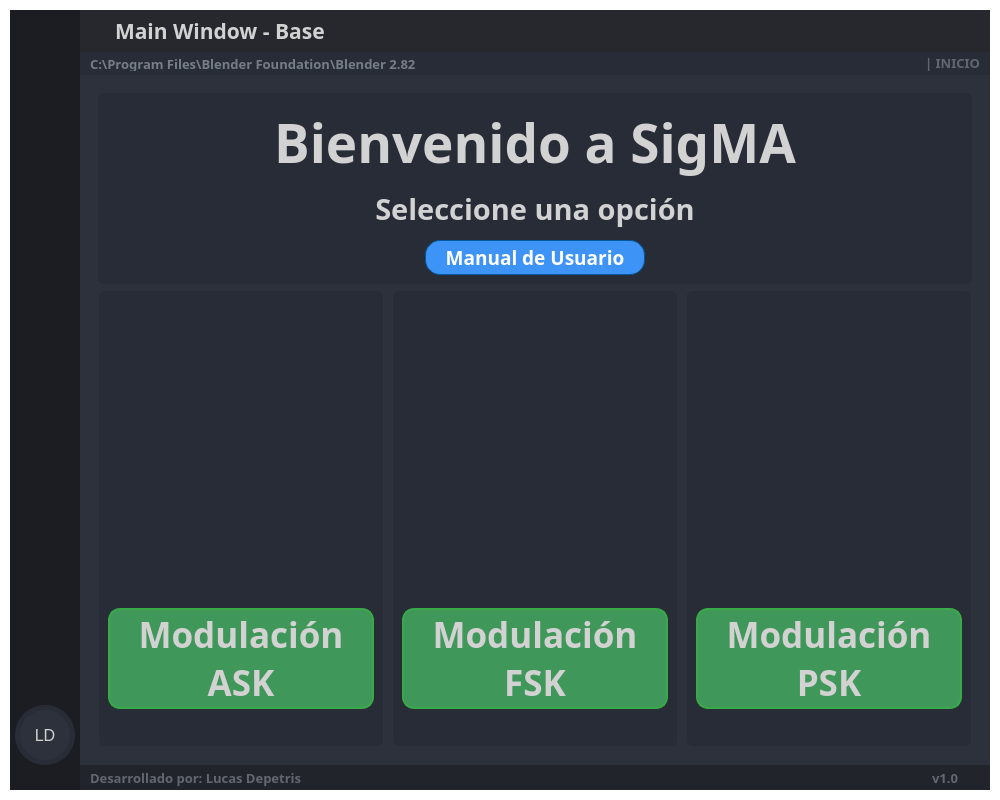
Old version of the form src/ui/GUI_BASE.ui in the repository lucasdepetrisd/Signal-Modulation-Analyzer.
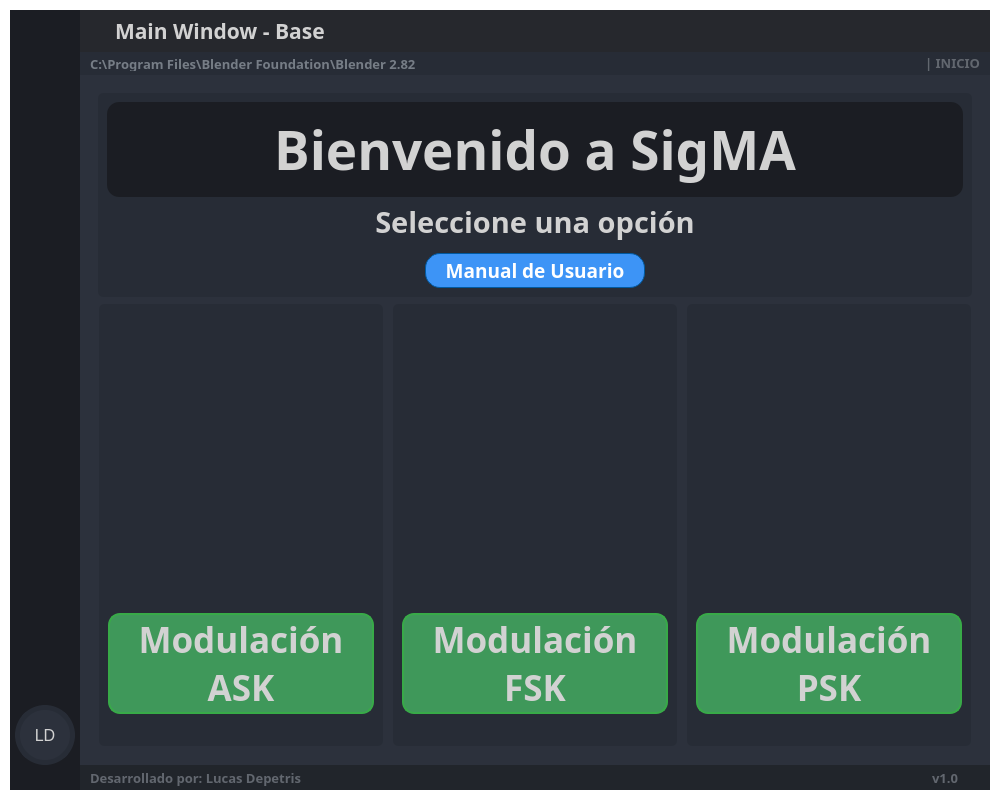
New version of the form. The open tabs and pages were chosen to show the change. Icons and pictures are not drawn. Custom widgets are drawn as their Qt base class.

What changed in the file:
```diff
--- a/src/ui/GUI_BASE.ui
+++ b/src/ui/GUI_BASE.ui
@@ -568,8 +568,25 @@
   </property>
   <widget class="QWidget" name="centralwidget">
    <property name="styleSheet">
-    <string notr="true">background: transparent;
-color: rgb(210, 210, 210);</string>
+    <string notr="true">QLabel {
+	color: rgb(210, 210, 210);
+}
+
+QPushButton {
+	color: rgb(210, 210, 210);
+}
+
+QLineEdit {
+	color: rgb(210, 210, 210);
+}
+
+QSpinBox {
+	color: rgb(210, 210, 210);
+}
+
+QWidget {
+	background: transparent;
+}</string>
    </property>
    <layout class="QHBoxLayout" name="horizontalLayout">
     <property name="spacing">
@@ -1584,7 +1601,7 @@
                       <property name="maximumSize">
                        <size>
                         <width>16777215</width>
-                        <height>191</height>
+                        <height>204</height>
                        </size>
                       </property>
                       <property name="styleSheet">
@@ -1603,15 +1620,23 @@
                          <property name="minimumSize">
                           <size>
                            <width>0</width>
-                           <height>80</height>
+                           <height>95</height>
                           </size>
                          </property>
                          <property name="maximumSize">
                           <size>
                            <width>16777215</width>
-                           <height>170</height>
+                           <height>190</height>
                           </size>
                          </property>
+                         <property name="styleSheet">
+                          <string notr="true">QFrame {
+	background-color: rgb(27, 29, 35);
+	border: 0px solid ;
+	border-radius: 12px;
+	padding: 4px
+}</string>
+                         </property>
                          <property name="frameShape">
                           <enum>QFrame::StyledPanel</enum>
                          </property>
@@ -1634,7 +1659,7 @@
                           <property name="bottomMargin">
                            <number>0</number>
                           </property>
-                          <item alignment="Qt::AlignLeft">
+                          <item>
                            <widget class="QLabel" name="label">
                             <property name="sizePolicy">
                              <sizepolicy hsizetype="Preferred" vsizetype="Preferred">
@@ -1644,16 +1669,25 @@
                             </property>
                             <property name="minimumSize">
                              <size>
-                              <width>0</width>
+                              <width>80</width>
                               <height>80</height>
                              </size>
                             </property>
+                            <property name="maximumSize">
+                             <size>
+                              <width>16777215</width>
+                              <height>89</height>
+                             </size>
+                            </property>
+                            <property name="styleSheet">
+                             <string notr="true">background-color: rgba(255, 255, 255, 0);</string>
+                            </property>
                             <property name="text">
                              <string>&lt;html&gt;&lt;head/&gt;&lt;body&gt;&lt;p&gt;&lt;img src=&quot;:/bigSize/icons/bigSize/sigma-logo.png&quot;/&gt;&lt;/p&gt;&lt;p&gt;&lt;br/&gt;&lt;/p&gt;&lt;/body&gt;&lt;/html&gt;</string>
                             </property>
                            </widget>
                           </item>
-                          <item>
+                          <item alignment="Qt::AlignHCenter">
                            <widget class="QLabel" name="label_6">
                             <property name="maximumSize">
                              <size>
@@ -1688,6 +1722,15 @@
                               <height>80</height>
                              </size>
                             </property>
+                            <property name="maximumSize">
+                             <size>
+                              <width>16777215</width>
+                              <height>90</height>
+                             </size>
+                            </property>
+                            <property name="styleSheet">
+                             <string notr="true">background-color: rgba(255, 255, 255, 0);</string>
+                            </property>
                             <property name="text">
                              <string>&lt;html&gt;&lt;head/&gt;&lt;body&gt;&lt;p&gt;&lt;img src=&quot;:/bigSize/icons/bigSize/sigma-logo.png&quot;/&gt;&lt;/p&gt;&lt;/body&gt;&lt;/html&gt;</string>
                             </property>
```
Left out of the diff: 33 changed lines with no effect on the pictures.
